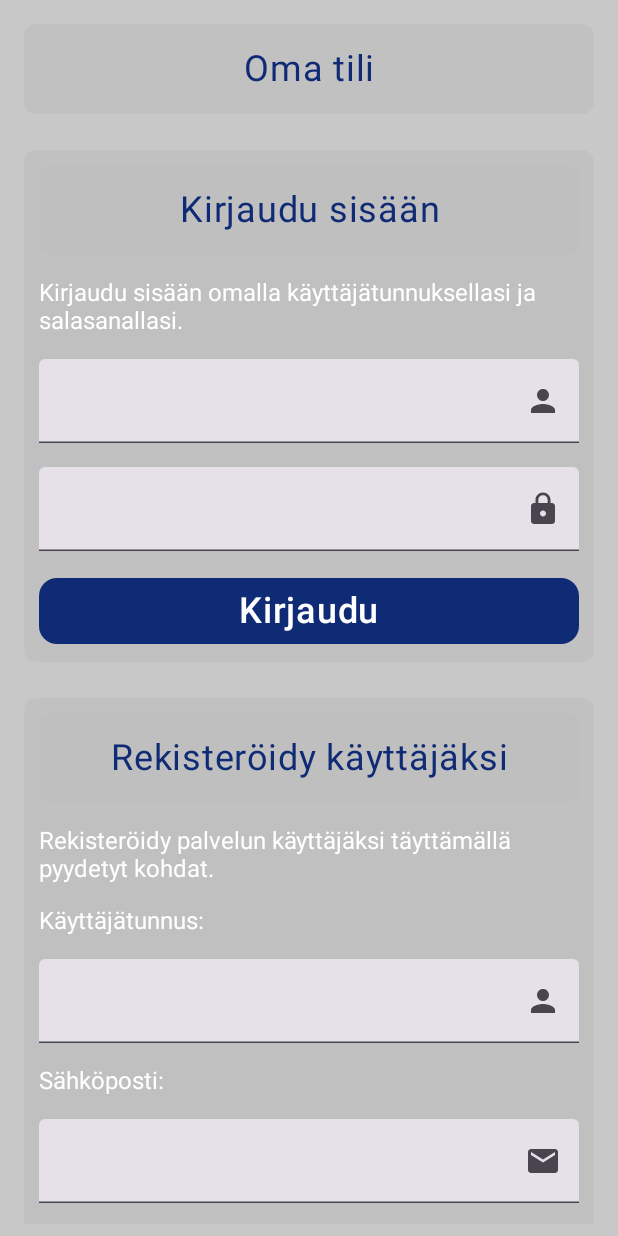
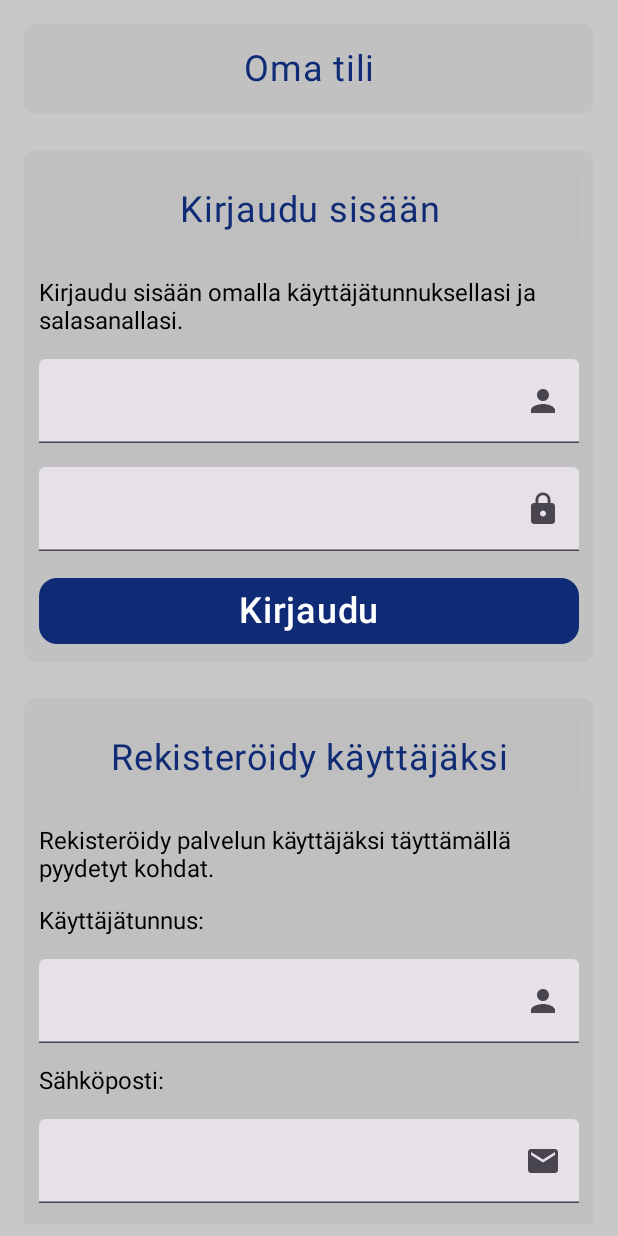
Before and after one commit to suklaanen/reso-kouluprojektit, an Android app built with Jetpack Compose: the composable LoggedOutView shown on its own in the app's theme, on a phone screen of 412 x 824 dp. Run offline under Robolectric (Android 15) with nearby library versions, the phone set to English and light mode, and no system bars.

Commit message:
color edits

```diff
--- a/2024-Q4-android/groupfour/app/src/main/java/com/example/groupfour/ui/components/CommonComponents.kt
+++ b/2024-Q4-android/groupfour/app/src/main/java/com/example/groupfour/ui/components/CommonComponents.kt
@@ -8,6 +8,7 @@ import androidx.compose.foundation.layout.padding
 import androidx.compose.foundation.rememberScrollState
 import androidx.compose.foundation.shape.RoundedCornerShape
 import androidx.compose.foundation.verticalScroll
+import androidx.compose.material3.MaterialTheme
 import androidx.compose.material3.Text
 import androidx.compose.material3.TextField
 import androidx.compose.runtime.Composable
@@ -82,6 +83,8 @@ fun CommonText(
     editable: Boolean = true,
     visualTransformation: VisualTransformation = VisualTransformation.None,
     trailingIcon: @Composable() (() -> Unit)? = null,
+    boxColor: Color = MaterialTheme.colorScheme.onPrimary,
+    textColor: Color = Color.Black
 ) {
     Box(
         modifier = modifier
@@ -92,17 +95,18 @@ fun CommonText(
             TextField(
                 value = value,
                 onValueChange = onValueChange,
-                textStyle = textStyle,
+                textStyle = textStyle.copy( color = boxColor),
                 modifier = Modifier.fillMaxWidth(),
                 singleLine = true,
                 trailingIcon = trailingIcon,
-                visualTransformation = visualTransformation
+                visualTransformation = visualTransformation,
             )
         } else {
             Text(
                 text = value,
                 style = textStyle,
-                modifier = Modifier.fillMaxWidth()
+                modifier = Modifier.fillMaxWidth(),
+                color = textColor,
             )
         }
     }
--- a/2024-Q4-android/groupfour/app/src/main/java/com/example/groupfour/ui/theme/Theme.kt
+++ b/2024-Q4-android/groupfour/app/src/main/java/com/example/groupfour/ui/theme/Theme.kt
@@ -8,7 +8,7 @@ import androidx.compose.runtime.Composable
 
 private val DarkColorScheme = darkColorScheme(
     primary = OceanBlue,
-    onPrimary = QuiteDark,
+    onPrimary = OffWhite,
     primaryContainer = OceanBlue,
     onPrimaryContainer = PureWhite,
     secondary = LightRed,
@@ -26,7 +26,7 @@ private val DarkColorScheme = darkColorScheme(
 
 private val LightColorScheme = lightColorScheme(
     primary = SkyBlue,
-    onPrimary = OffWhite,
+    onPrimary = QuiteDark,
     primaryContainer = OceanBlue,
     onPrimaryContainer = PureWhite,
     secondary = BrightRed,
```
Also changed, not shown: 2024-Q4-android/groupfour/app/src/main/java/com/example/groupfour/ui/screens/bottom/BottomBar.kt (+14 -8 lines).
